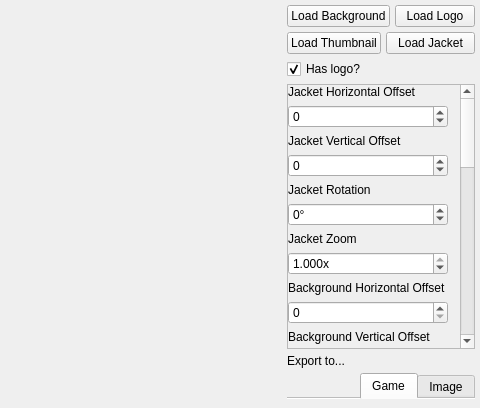
Above: Project Files/SpriteHelper.ui from vixen256/MegamixSpriteHelper before the change; both pictures show x 720 to 1200 and y 0 to 408 of the 1200 by 600 pixel window. Below: the same form after it.
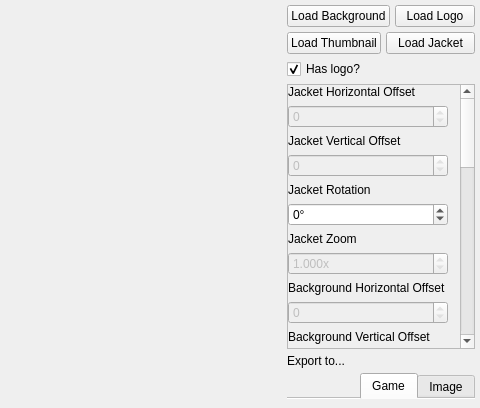
That is the form after the change.

Commit message: Fixed setting spinbox ranges

Patch:
```diff
--- a/Project Files/SpriteHelper.ui
+++ b/Project Files/SpriteHelper.ui
@@ -393,7 +393,7 @@
          <property name="geometry">
           <rect>
            <x>0</x>
-           <y>0</y>
+           <y>-431</y>
            <width>199</width>
            <height>905</height>
           </rect>
@@ -479,6 +479,9 @@
            </item>
            <item>
             <widget class="QSpinBox" name="jacket_horizontal_offset_spinbox">
+             <property name="enabled">
+              <bool>false</bool>
+             </property>
              <property name="sizePolicy">
               <sizepolicy hsizetype="Minimum" vsizetype="Fixed">
                <horstretch>0</horstretch>
@@ -495,10 +498,10 @@
               <enum>Qt::FocusPolicy::WheelFocus</enum>
              </property>
              <property name="minimum">
-              <number>-500</number>
+              <number>0</number>
              </property>
              <property name="maximum">
-              <number>500</number>
+              <number>0</number>
              </property>
             </widget>
            </item>
@@ -528,6 +531,9 @@
            </item>
            <item>
             <widget class="QSpinBox" name="jacket_vertical_offset_spinbox">
+             <property name="enabled">
+              <bool>false</bool>
+             </property>
              <property name="sizePolicy">
               <sizepolicy hsizetype="Minimum" vsizetype="Fixed">
                <horstretch>0</horstretch>
@@ -544,10 +550,10 @@
               <enum>Qt::FocusPolicy::WheelFocus</enum>
              </property>
              <property name="minimum">
-              <number>-500</number>
+              <number>0</number>
              </property>
              <property name="maximum">
-              <number>500</number>
+              <number>0</number>
              </property>
             </widget>
            </item>
@@ -635,6 +641,9 @@
            </item>
            <item>
             <widget class="QDoubleSpinBox" name="jacket_zoom_spinbox">
+             <property name="enabled">
+              <bool>false</bool>
+             </property>
              <property name="sizePolicy">
               <sizepolicy hsizetype="Minimum" vsizetype="Fixed">
                <horstretch>0</horstretch>
@@ -660,7 +669,7 @@
               <number>3</number>
              </property>
              <property name="minimum">
-              <double>0.010000000000000</double>
+              <double>1.000000000000000</double>
              </property>
              <property name="maximum">
               <double>1.000000000000000</double>
@@ -699,6 +708,9 @@
            </item>
            <item>
             <widget class="QSpinBox" name="background_horizontal_offset_spinbox">
+             <property name="enabled">
+              <bool>false</bool>
+             </property>
              <property name="sizePolicy">
               <sizepolicy hsizetype="Minimum" vsizetype="Fixed">
                <horstretch>0</horstretch>
@@ -717,6 +729,9 @@
              <property name="wrapping">
               <bool>false</bool>
              </property>
+             <property name="maximum">
+              <number>0</number>
+             </property>
             </widget>
            </item>
            <item>
```
Left out of the diff: 41 changed lines with no effect on the pictures. The commit also changes 3 other files.
